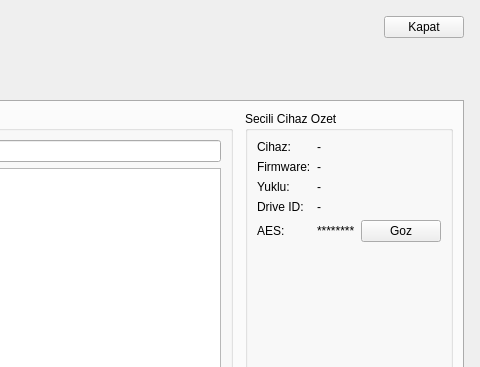
Emirfs/FirmwareUpdate_RF, file Uploader/ui/admin_window.ui: the form before one commit; both pictures show x 570 to 1050 and y 0 to 367 of the 1050 by 700 pixel window.
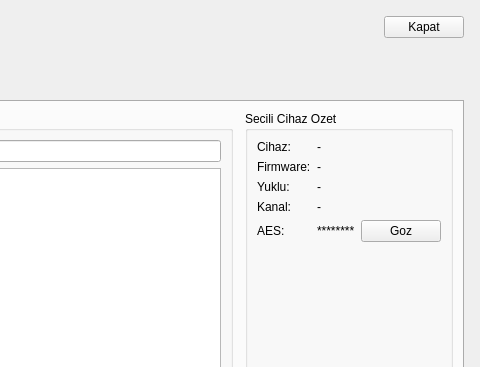
The form after the commit.

Diff of the .ui file:
```diff
--- a/Uploader/ui/admin_window.ui
+++ b/Uploader/ui/admin_window.ui
@@ -185,7 +185,7 @@
              <item row="3" column="0">
               <widget class="QLabel" name="metaDriveTitle">
                <property name="text">
-                <string>Drive ID:</string>
+                <string>Kanal:</string>
                </property>
               </widget>
              </item>
```
Left out of the diff: 2 changed lines with no effect on the pictures.
